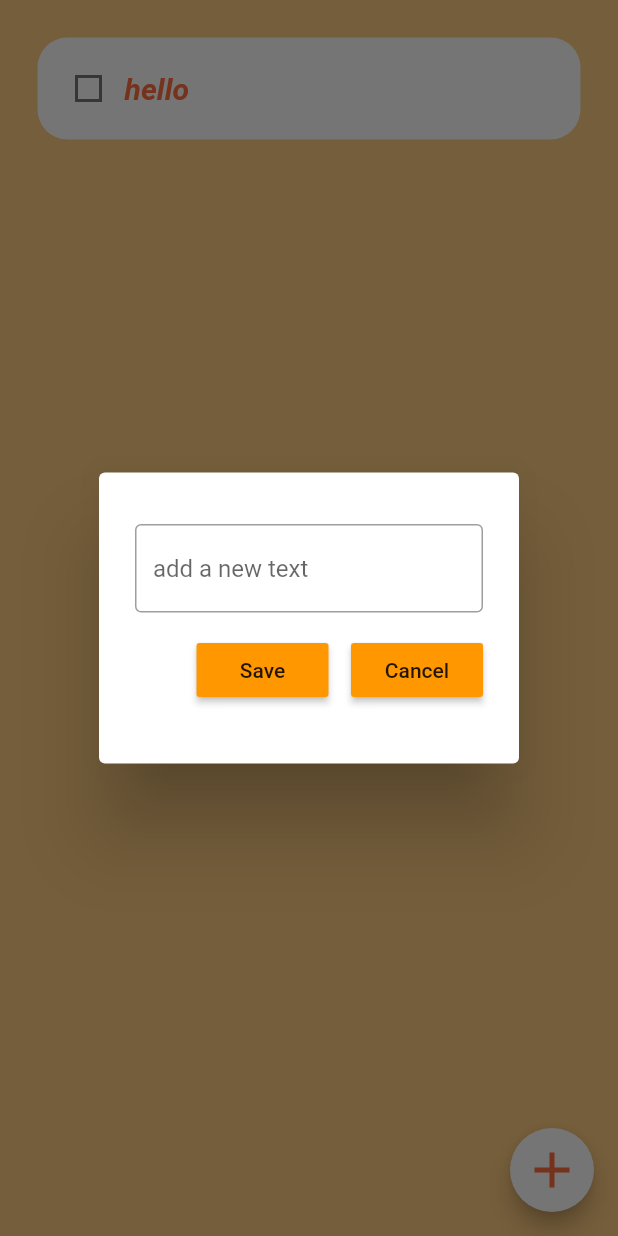
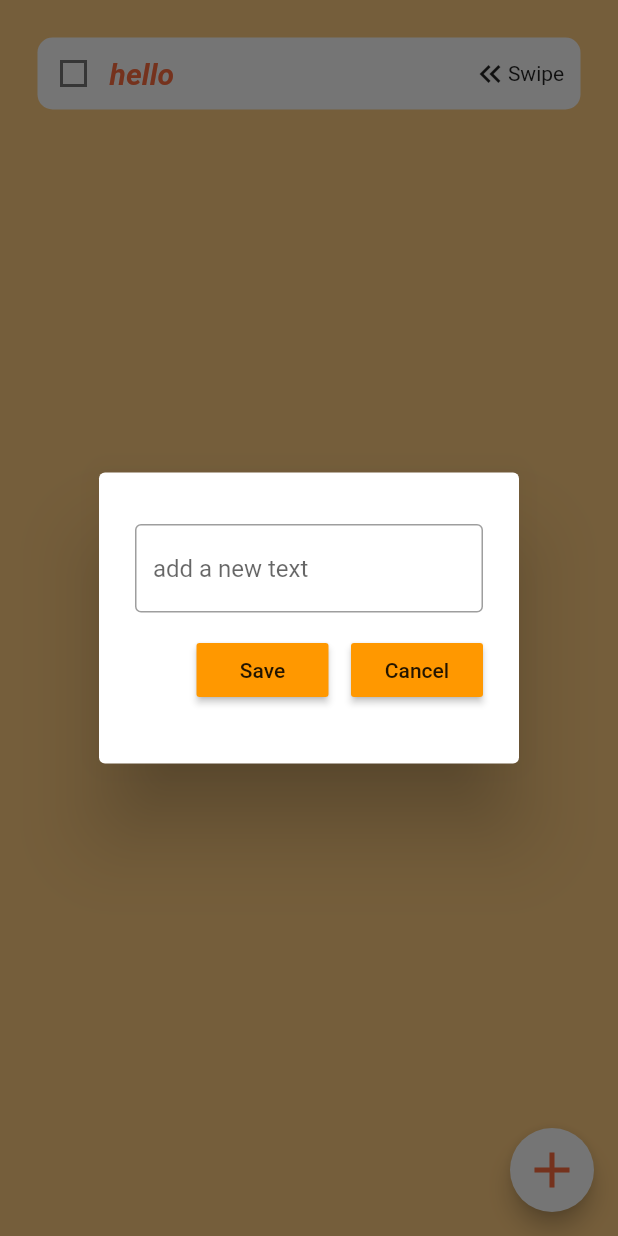
Before and after one commit to Jaat0050/ToDo-App, a Flutter app: the HomePage screen opened directly, after a tap on the "add" icon, on a phone screen of 412 x 824 dp. Run offline on Flutter 3.47's test engine with Material 2 defaults, Android fonts, the phone set to English and light mode, and no system bars; drawn by our look-alikes of flutter_slidable; our stand-ins replace hive_flutter; accounts and stored records are empty.

Commit message:
third  commit

```diff
--- a/lib/imp/tiles.dart
+++ b/lib/imp/tiles.dart
@@ -21,23 +21,28 @@ class Tiles extends StatelessWidget {
     return Padding(
       padding: const EdgeInsets.only(right: 25, left: 25, top: 25),
       child: Slidable(
-        endActionPane: ActionPane(
-          motion: const StretchMotion(),
-          children: [
+        endActionPane: ActionPane(motion: const StretchMotion(), children: [
           SlidableAction(
             onPressed: deleteFunction,
             icon: Icons.delete,
             backgroundColor: Colors.red,
-              borderRadius: BorderRadius.circular(20),
+            borderRadius: BorderRadius.circular(10),
           )
-          ]
+        ]),
+        child: Container(
+
+          padding: const EdgeInsets.all(0),
+          decoration: BoxDecoration(
+            borderRadius: BorderRadius.circular(10),
+            color: Colors.white,
           ),
-        child: Container(
-          padding: const EdgeInsets.all(10),
-          decoration: BoxDecoration(borderRadius: BorderRadius.circular(20),color: Colors.white,),
           child: Row(
             children: [
 
+              Expanded(
+                flex: 4,
+                child: Row(
+                  children: [
                     //checkbox
                     Checkbox(
                       value: taskcompleted,
@@ -50,14 +55,27 @@ class Tiles extends StatelessWidget {
                     Text(
                       taskName,
                       style: TextStyle(
-                  decoration: taskcompleted ? TextDecoration.lineThrough : TextDecoration.none,
+                          decoration: taskcompleted
+                              ? TextDecoration.lineThrough
+                              : TextDecoration.none,
                           fontSize: 20,
                           color: Colors.deepOrangeAccent,
                           fontWeight: FontWeight.bold,
-                  fontStyle: FontStyle.italic
+                          fontStyle: FontStyle.italic),
+                    ),
+                  ],
                 ),
               ),
 
+              //swipe and arrow row
+              Expanded(
+                child: Row(
+                  children: [
+                    Icon(Icons.keyboard_double_arrow_left_sharp),
+                    Text("Swipe")
+                  ],
+                ),
+              )
             ],
           ),
         ),
```
Lines whose indentation alone changed are shown as unchanged.
